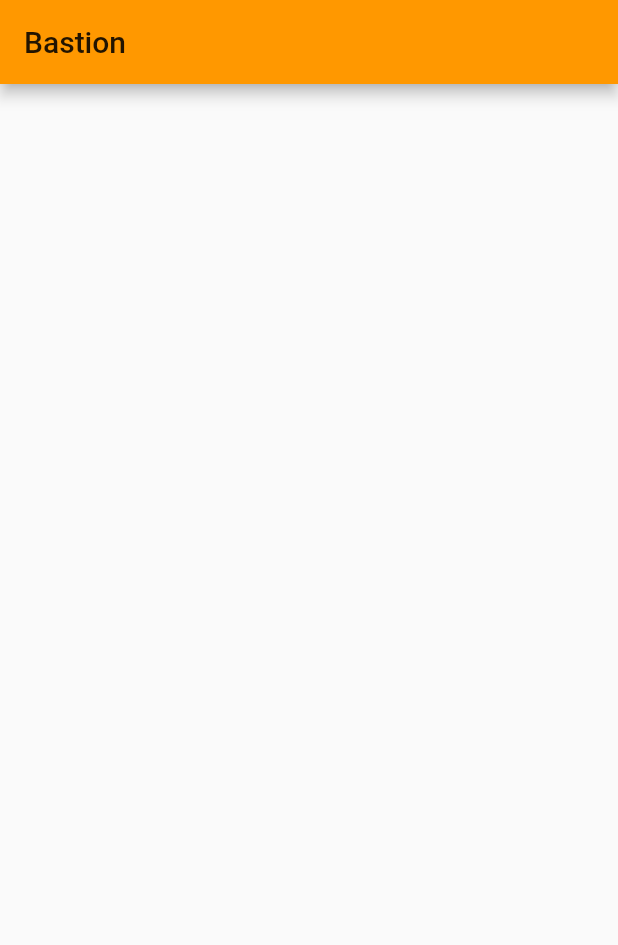
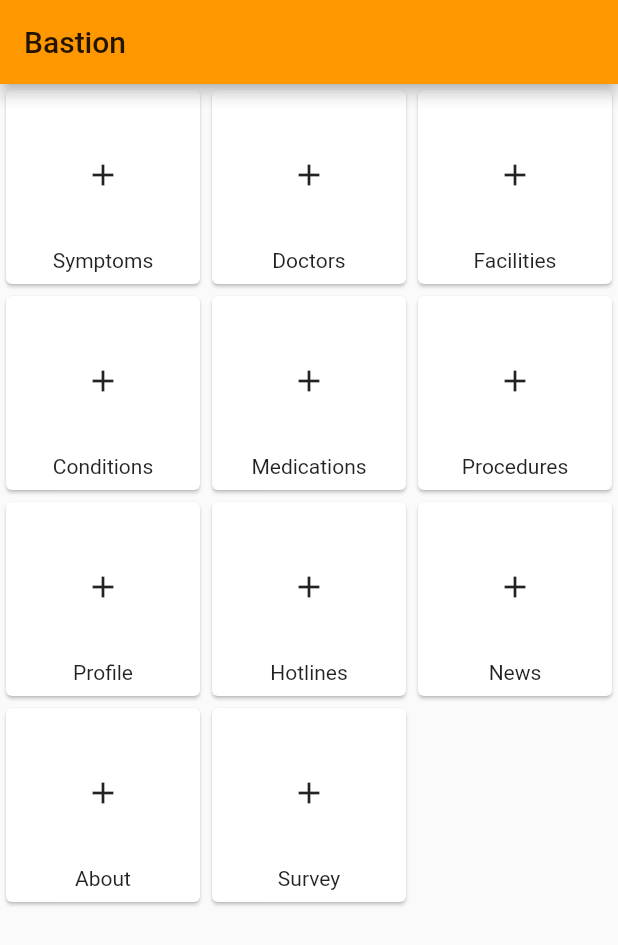
Before and after one commit to PatOConnor43/bastion, a Flutter app: the screen it shows after launch, on a phone screen of 412 x 824 dp. Shown: the top 945 px of the screen. Run offline on Flutter 3.47's test engine with Material 2 defaults, Android fonts, the phone set to English and light mode, and no system bars.

Commit message:
Add super basic cards

```diff
--- a/lib/main.dart
+++ b/lib/main.dart
@@ -1,3 +1,4 @@
+import 'package:bastion/widgets/navigation_tiles.dart';
 import 'package:flutter/material.dart';
 
 void main() => runApp(Bastion());
@@ -30,7 +31,7 @@ class _BastionPageState extends State<BastionPage> {
       appBar: AppBar(
         title: Text(widget.title),
       ),
-      body: Container(),
+      body: NavigationTiles(),
     );
   }
 }
--- /dev/null
+++ b/lib/widgets/navigation_tiles.dart
@@ -0,0 +1,43 @@
+import 'package:flutter/material.dart';
+
+class _CardInfo {
+  final String label;
+  final IconData icon;
+
+  const _CardInfo(this.label, this.icon);
+}
+
+class NavigationTiles extends StatelessWidget {
+  static const List<_CardInfo> INFO = [
+    _CardInfo('Symptoms', Icons.add),
+    _CardInfo('Doctors', Icons.add),
+    _CardInfo('Facilities', Icons.add),
+    _CardInfo('Conditions', Icons.add),
+    _CardInfo('Medications', Icons.add),
+    _CardInfo('Procedures', Icons.add),
+    _CardInfo('Profile', Icons.add),
+    _CardInfo('Hotlines', Icons.add),
+    _CardInfo('News', Icons.add),
+    _CardInfo('About', Icons.add),
+    _CardInfo('Survey', Icons.add),
+  ];
+
+  @override
+  Widget build(BuildContext context) {
+    return new GridView.count(
+        crossAxisCount: 3,
+        children: INFO.map(_getCard).toList()
+        );
+  }
+
+  Widget _getCard(_CardInfo info) {
+    return Card(
+      child: Padding(
+        padding: const EdgeInsets.all(8.0),
+        child: Column(
+          children: <Widget>[Expanded(child: Icon(info.icon)), Text(info.label)],
+        ),
+      ),
+    );
+  }
+}
```
